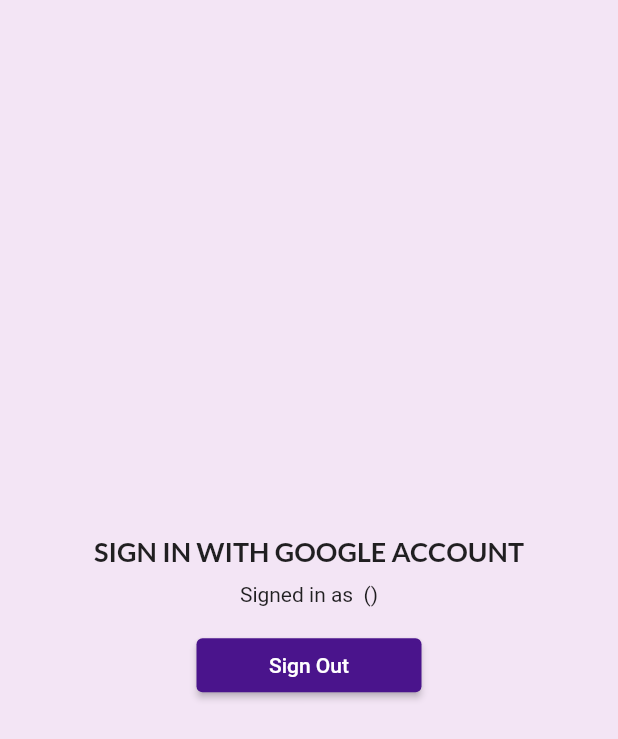
After one commit to rhesal/flutix, a Flutter app: the GoogleSignInPage screen opened directly, on a phone screen of 412 x 824 dp. The commit adds this screen. Shown: the top 739 px of the screen. Run offline on Flutter 3.47's test engine with Material 2 defaults, Android fonts, the phone set to English and light mode, and no system bars; our stand-ins replace cloud_firestore, equatable, firebase_auth, firebase_core, google_fonts, google_sign_in and 1 more; missing offline and left inert: dart:ffi, dart:html; accounts and stored records are empty; network calls fail.

Commit message:
Update Null Safety
flutter 2.++

```diff
--- a/lib/models/user_model.dart
+++ b/lib/models/user_model.dart
@@ -9,7 +9,7 @@ class UserModel extends Equatable {
   final String selectedLanguage;
   final int balance;
 
-  UserModel(this.id, this.email,
+  const UserModel(this.id, this.email,
       {this.name,
       this.profilePicture,
       this.selectedGenres,
--- /dev/null
+++ b/lib/pages/google_sign_in_page.dart
@@ -0,0 +1,83 @@
+part of 'pages.dart';
+
+class GoogleSignInPage extends StatelessWidget {
+  const GoogleSignInPage({Key key}) : super(key: key);
+
+  @override
+  Widget build(BuildContext context) {
+    return Scaffold(
+      backgroundColor: Colors.purple.shade50,
+      body: Center(
+        child: Column(
+          mainAxisAlignment: MainAxisAlignment.center,
+          children: [
+            //* TITLE
+            Text(
+              'SIGN IN WITH GOOGLE ACCOUNT',
+              style:
+                  GoogleFonts.lato(fontSize: 18, fontWeight: FontWeight.bold),
+            ),
+            const SizedBox(height: 10),
+
+            //* SIGN IN STATUS
+            // CODE HERE: Change status based on current user
+            StreamBuilder<User>(
+                stream: FirebaseAuth.instance.userChanges(),
+                builder: (context, snapshot) {
+                  if (snapshot.hasData) {
+                    return Text(
+                      'Signed in as ${FirebaseAuth.instance.currentUser.displayName} (${FirebaseAuth.instance.currentUser.email})',
+                      textAlign: TextAlign.center,
+                    );
+                  } else {
+                    return const Text("You haven't signed in yet");
+                  }
+                }),
+            const SizedBox(height: 15),
+
+            //* SIGN IN BUTTON
+            SizedBox(
+              width: 150,
+              child: ElevatedButton(
+                  style: ButtonStyle(
+                      backgroundColor:
+                          MaterialStateProperty.all(Colors.purple.shade900)),
+                  onPressed: () async {
+                    // CODE HERE: Sign in with Google Credential / Sign out from firebase & Google
+                    if (FirebaseAuth.instance.currentUser == null) {
+                      GoogleSignInAccount account =
+                          await GoogleSignIn().signIn();
+
+                      if (account != null) {
+                        GoogleSignInAuthentication auth =
+                            await account.authentication;
+                        OAuthCredential credential =
+                            GoogleAuthProvider.credential(
+                                accessToken: auth.accessToken,
+                                idToken: auth.idToken);
+
+                        await FirebaseAuth.instance
+                            .signInWithCredential(credential);
+                      }
+                    } else {
+                      GoogleSignIn().signOut();
+                      FirebaseAuth.instance.signOut();
+                    }
+                  },
+                  // CODE HERE: Change button text based on current user
+                  child: StreamBuilder<User>(
+                      stream: FirebaseAuth.instance.userChanges(),
+                      builder: (context, snapshot) {
+                        if (snapshot.hasData) {
+                          return const Text('Sign Out');
+                        } else {
+                          return const Text("Sign In");
+                        }
+                      })),
+            )
+          ],
+        ),
+      ),
+    );
+  }
+}
--- /dev/null
+++ b/lib/pages/pages.dart
@@ -0,0 +1,12 @@
+import 'dart:developer';
+
+import 'package:firebase_auth/firebase_auth.dart';
+import 'package:firebase_core/firebase_core.dart';
+import 'package:flutter/material.dart';
+import 'package:google_fonts/google_fonts.dart';
+import 'package:google_sign_in/google_sign_in.dart';
+
+part 'anon_signin_page.dart';
+part 'email_signin_page.dart';
+part 'google_sign_in_page.dart';
+part 'phone_signin_page.dart';
--- a/lib/services/services.dart
+++ b/lib/services/services.dart
@@ -1,3 +1,4 @@
+import 'dart:ffi';
 import 'dart:html';
 
 import 'package:firebase_auth/firebase_auth.dart';
--- a/pubspec.yaml
+++ b/pubspec.yaml
@@ -37,7 +37,10 @@ dependencies:
   cupertino_icons: ^1.0.2
   cloud_firestore: ^3.4.9
   firebase_auth: ^3.10.0
+  firebase_core: ^1.24.0
   equatable: ^2.0.5
+  google_fonts: ^3.0.1
+  google_sign_in: ^5.4.2
 
 dev_dependencies:
   flutter_test:
```
Also changed, not shown: lib/main.dart (+12 -27 lines), lib/pages/anon_signin_page.dart (added, +57 -0 lines), lib/pages/email_signin_page.dart (added, +158 -0 lines), lib/pages/phone_signin_page.dart (added, +140 -0 lines), lib/services/auth_services.dart (+17 -5 lines), lib/services/user_services.dart (+5 -7 lines), pubspec.lock, 3 other files.
